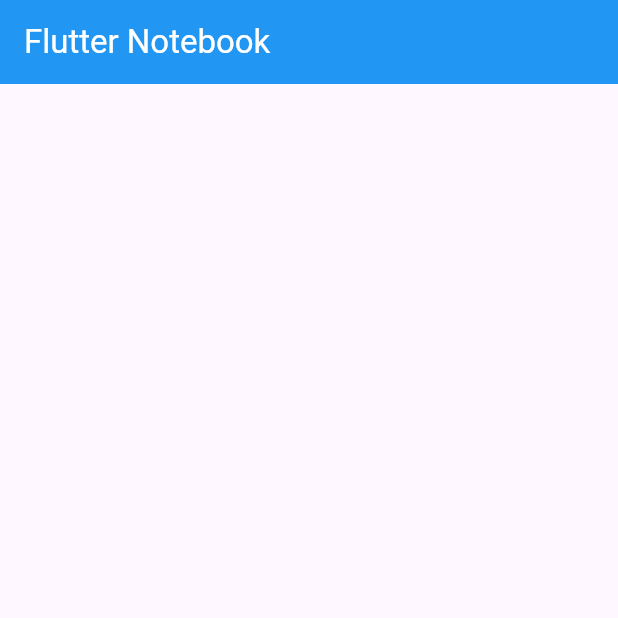
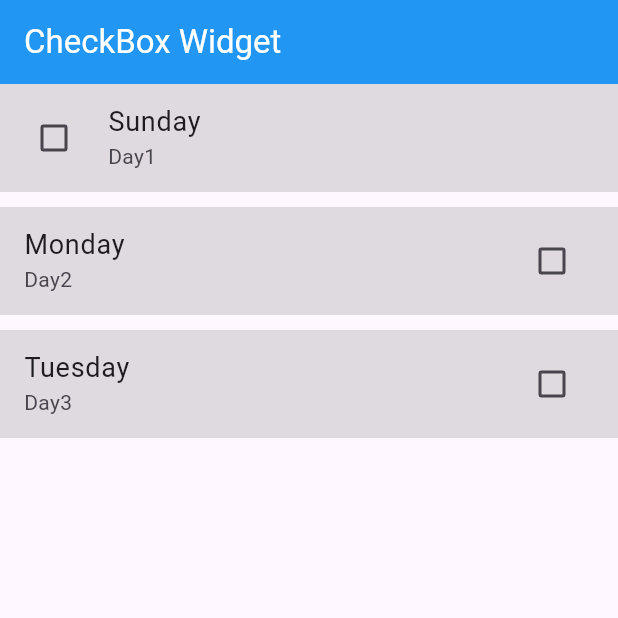
Before and after one commit to monir996/flutter-notebook, a Flutter app: the screen it shows after launch, on a phone screen of 412 x 824 dp, the top half of it. Run offline on Flutter 3.47's test engine with Material 3 defaults, Android fonts, the phone set to English and light mode, and no system bars.

Commit message:
checkbox - initial

```diff
--- a/lib/home_screen.dart
+++ b/lib/home_screen.dart
@@ -8,14 +8,72 @@ class HomeScreen extends StatefulWidget {
 }
 
 class _HomeScreenState extends State<HomeScreen> {
+
+  bool? sun = false;
+  bool? mon = false;
+  bool? tue = false;
+
   @override
   Widget build(BuildContext context) {
     return Scaffold(
-      appBar: AppBar(title: Text("Flutter Notebook", style: TextStyle(color: Colors.white)), backgroundColor: Colors.blue),
+      appBar: AppBar(title: Text("CheckBox Widget", style: TextStyle(color: Colors.white)), backgroundColor: Colors.blue),
 
-      // ----------------------- Main Branch  ==> Basic Structure ------------------
+      // ----------------------- Branch 31 ==> CheckBox Widget ------------------
 
-      body: Center(),
+      body: Center(
+        child: Column(
+          children: [
+            CheckboxListTile(
+                value: sun,
+                onChanged: (value){
+                  setState(() {
+                    sun = value;
+                  });
+                },
+              activeColor: Colors.deepPurple,
+              tileColor: Colors.black12,
+              title: Text("Sunday", style: TextStyle(fontSize: 18)),
+              subtitle: Text("Day1"),
+              controlAffinity: ListTileControlAffinity.leading,
+              //tristate: true,
+            ),
+
+            SizedBox(height: 10),
+
+            CheckboxListTile(
+              value: mon,
+              onChanged: (value){
+                setState(() {
+                  mon = value;
+                });
+              },
+              activeColor: Colors.deepPurple,
+              tileColor: Colors.black12,
+              title: Text("Monday", style: TextStyle(fontSize: 18)),
+              subtitle: Text("Day2"),
+              //controlAffinity: ListTileControlAffinity.leading,
+              //tristate: true,
+            ),
+
+            SizedBox(height: 10),
+
+            CheckboxListTile(
+              value: tue,
+              onChanged: (value){
+                setState(() {
+                  tue = value;
+                });
+              },
+              activeColor: Colors.deepPurple,
+              tileColor: Colors.black12,
+              title: Text("Tuesday", style: TextStyle(fontSize: 18)),
+              subtitle: Text("Day3"),
+              //controlAffinity: ListTileControlAffinity.leading,
+              //tristate: true,
+            ),
+          ],
+        )
+      ),
     );
   }
 }
```
